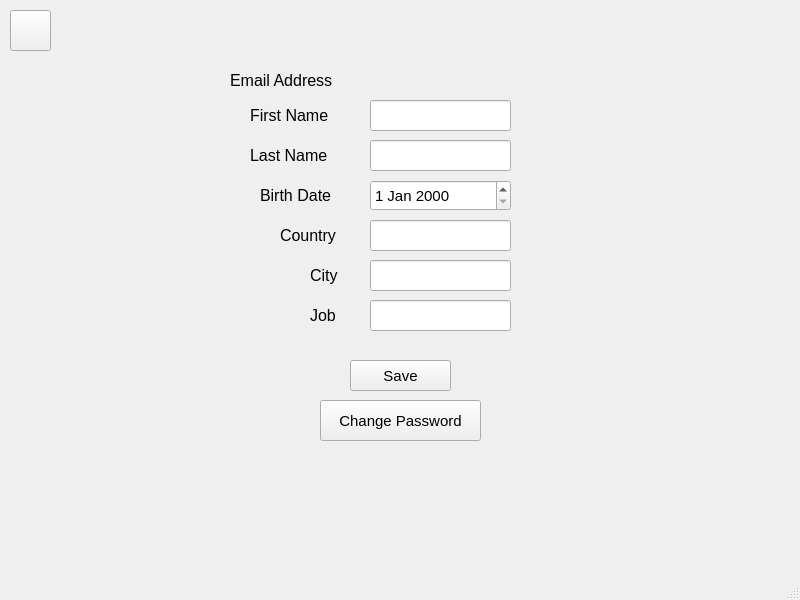
The window that front end/edit_acc.ui (Eugeo101/Commerce-Marketplace-system) describes before a commit, drawn with Qt 5.
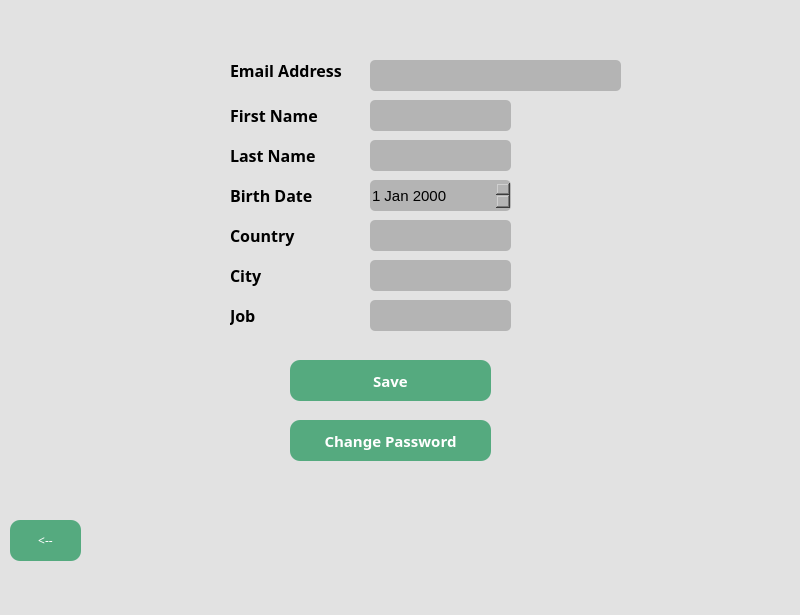
The same window after the commit.

What changed in the file:
```diff
--- a/front end/edit_acc.ui
+++ b/front end/edit_acc.ui
@@ -7,27 +7,41 @@
     <x>0</x>
     <y>0</y>
     <width>800</width>
-    <height>600</height>
+    <height>615</height>
    </rect>
   </property>
   <property name="windowTitle">
    <string>MainWindow</string>
   </property>
+  <property name="styleSheet">
+   <string notr="true">background-color: rgb(226, 226, 226);</string>
+  </property>
+  <property name="dockNestingEnabled">
+   <bool>false</bool>
+  </property>
   <widget class="QWidget" name="centralwidget">
    <widget class="QPushButton" name="savebutton">
     <property name="geometry">
      <rect>
-      <x>350</x>
+      <x>290</x>
       <y>360</y>
-      <width>101</width>
-      <height>31</height>
+      <width>201</width>
+      <height>41</height>
      </rect>
     </property>
     <property name="font">
      <font>
+      <family>Yu Gothic UI Semibold</family>
       <pointsize>11</pointsize>
+      <weight>75</weight>
+      <bold>true</bold>
      </font>
     </property>
+    <property name="styleSheet">
+     <string notr="true">border-radius: 10px;
+color: rgb(255, 255, 255);
+background-color: rgb(85, 170, 127);</string>
+    </property>
     <property name="text">
      <string>Save</string>
     </property>
@@ -35,7 +49,7 @@
    <widget class="QLabel" name="joblabel">
     <property name="geometry">
      <rect>
-      <x>310</x>
+      <x>230</x>
       <y>300</y>
       <width>41</width>
       <height>31</height>
@@ -43,7 +57,10 @@
     </property>
     <property name="font">
      <font>
+      <family>Yu Gothic UI Semibold</family>
       <pointsize>12</pointsize>
+      <weight>75</weight>
+      <bold>true</bold>
      </font>
     </property>
     <property name="text">
@@ -59,11 +76,18 @@
       <height>31</height>
      </rect>
     </property>
+    <property name="styleSheet">
+     <string notr="true">border-radius: 5px;
+background-color: rgb(180, 180, 180);</string>
+    </property>
+    <property name="clearButtonEnabled">
+     <bool>false</bool>
+    </property>
    </widget>
    <widget class="QLabel" name="lastnamelabel">
     <property name="geometry">
      <rect>
-      <x>250</x>
+      <x>230</x>
       <y>140</y>
       <width>111</width>
       <height>31</height>
@@ -71,7 +95,10 @@
     </property>
     <property name="font">
      <font>
+      <family>Yu Gothic UI Semibold</family>
       <pointsize>12</pointsize>
+      <weight>75</weight>
+      <bold>true</bold>
      </font>
     </property>
     <property name="text">
@@ -87,6 +114,13 @@
       <height>31</height>
      </rect>
     </property>
+    <property name="styleSheet">
+     <string notr="true">border-radius: 5px;
+background-color: rgb(180, 180, 180);</string>
+    </property>
+    <property name="clearButtonEnabled">
+     <bool>true</bool>
+    </property>
    </widget>
    <widget class="QLineEdit" name="cityin">
     <property name="geometry">
@@ -97,11 +131,18 @@
       <height>31</height>
      </rect>
     </property>
+    <property name="styleSheet">
+     <string notr="true">border-radius: 5px;
+background-color: rgb(180, 180, 180);</string>
+    </property>
+    <property name="clearButtonEnabled">
+     <bool>false</bool>
+    </property>
    </widget>
    <widget class="QLabel" name="bdatelabel">
     <property name="geometry">
      <rect>
-      <x>260</x>
+      <x>230</x>
       <y>180</y>
       <width>101</width>
       <height>31</height>
@@ -109,7 +150,10 @@
     </property>
     <property name="font">
      <font>
+      <family>Yu Gothic UI Semibold</family>
       <pointsize>12</pointsize>
+      <weight>75</weight>
+      <bold>true</bold>
      </font>
     </property>
     <property name="text">
@@ -122,7 +166,7 @@
    <widget class="QLabel" name="countrylabel">
     <property name="geometry">
      <rect>
-      <x>280</x>
+      <x>230</x>
       <y>220</y>
       <width>81</width>
       <height>31</height>
@@ -130,7 +174,10 @@
     </property>
     <property name="font">
      <font>
+      <family>Yu Gothic UI Semibold</family>
       <pointsize>12</pointsize>
+      <weight>75</weight>
+      <bold>true</bold>
      </font>
     </property>
     <property name="text">
@@ -146,11 +193,18 @@
       <height>31</height>
      </rect>
     </property>
+    <property name="styleSheet">
+     <string notr="true">border-radius: 5px;
+background-color: rgb(180, 180, 180);</string>
+    </property>
+    <property name="clearButtonEnabled">
+     <bool>true</bool>
+    </property>
    </widget>
    <widget class="QLabel" name="firstnamelabel">
     <property name="geometry">
      <rect>
-      <x>250</x>
+      <x>230</x>
       <y>100</y>
       <width>101</width>
       <height>31</height>
@@ -158,7 +212,10 @@
     </property>
     <property name="font">
      <font>
+      <family>Yu Gothic UI Semibold</family>
       <pointsize>12</pointsize>
+      <weight>75</weight>
+      <bold>true</bold>
      </font>
     </property>
     <property name="text">
@@ -172,14 +229,17 @@
     <property name="geometry">
      <rect>
       <x>230</x>
-      <y>70</y>
+      <y>60</y>
       <width>131</width>
       <height>21</height>
      </rect>
     </property>
     <property name="font">
      <font>
+      <family>Yu Gothic UI Semibold</family>
       <pointsize>12</pointsize>
+      <weight>75</weight>
+      <bold>true</bold>
      </font>
     </property>
     <property name="text">
@@ -198,11 +258,21 @@
       <height>31</height>
      </rect>
     </property>
+    <property name="styleSheet">
+     <string notr="true">border-radius: 5px;
+background-color: rgb(180, 180, 180);</string>
+    </property>
+    <property name="text">
+     <string/>
+    </property>
+    <property name="clearButtonEnabled">
+     <bool>true</bool>
+    </property>
    </widget>
    <widget class="QLabel" name="citylabel">
     <property name="geometry">
      <rect>
-      <x>310</x>
+      <x>230</x>
       <y>260</y>
       <width>41</width>
       <height>31</height>
@@ -210,7 +280,10 @@
     </property>
     <property name="font">
      <font>
+      <family>Yu Gothic UI Semibold</family>
       <pointsize>12</pointsize>
+      <weight>75</weight>
+      <bold>true</bold>
      </font>
     </property>
     <property name="text">
@@ -223,17 +296,25 @@
    <widget class="QPushButton" name="chpassbutton">
     <property name="geometry">
      <rect>
-      <x>320</x>
-      <y>400</y>
-      <width>161</width>
+      <x>290</x>
+      <y>420</y>
+      <width>201</width>
       <height>41</height>
      </rect>
     </property>
     <property name="font">
      <font>
+      <family>Yu Gothic UI Semibold</family>
       <pointsize>11</pointsize>
+      <weight>75</weight>
+      <bold>true</bold>
      </font>
     </property>
+    <property name="styleSheet">
+     <string notr="true">border-radius: 10px;
+color: rgb(255, 255, 255);
+background-color: rgb(85, 170, 127);</string>
+    </property>
     <property name="text">
      <string>Change Password</string>
     </property>
@@ -242,42 +323,70 @@
     <property name="geometry">
      <rect>
       <x>370</x>
-      <y>70</y>
-      <width>141</width>
-      <height>21</height>
+      <y>60</y>
+      <width>251</width>
+      <height>31</height>
      </rect>
     </property>
+    <property name="layoutDirection">
+     <enum>Qt::LeftToRight</enum>
+    </property>
+    <property name="styleSheet">
+     <string notr="true">border-radius: 5px;
+background-color: rgb(180, 180, 180);</string>
+    </property>
     <property name="text">
      <string/>
+    </property>
+    <property name="wordWrap">
+     <bool>true</bool>
+    </property>
+    <property name="indent">
+     <number>4</number>
+    </property>
+   </widget>
+   <widget class="QDateEdit" name="bdatein">
+    <property name="geometry">
+     <rect>
+      <x>370</x>
+      <y>180</y>
+      <width>141</width>
+      <height>31</height>
+     </rect>
+    </property>
+    <property name="font">
+     <font>
+      <family>Yu Gothic UI</family>
+      <pointsize>11</pointsize>
+     </font>
+    </property>
+    <property name="styleSheet">
+     <string notr="true">border-radius: 5px;
+background-color: rgb(180, 180, 180);</string>
     </property>
    </widget>
    <widget class="QPushButton" name="backbutton">
     <property name="geometry">
      <rect>
       <x>10</x>
-      <y>10</y>
-      <width>41</width>
+      <y>520</y>
+      <width>71</width>
       <height>41</height>
      </rect>
     </property>
-    <property name="text">
-     <string/>
-    </property>
-   </widget>
-   <widget class="QDateEdit" name="bdatein">
-    <property name="geometry">
-     <rect>
-      <x>370</x>
-      <y>180</y>
-      <width>141</width>
-      <height>31</height>
-     </rect>
-    </property>
     <property name="font">
      <font>
-      <pointsize>11</pointsize>
+      <family>Century Gothic</family>
      </font>
     </property>
+    <property name="styleSheet">
+     <string notr="true">border-radius: 10px;
+color: rgb(255, 255, 255);
+background-color: rgb(85, 170, 127);</string>
+    </property>
+    <property name="text">
+     <string>&lt;--</string>
+    </property>
    </widget>
   </widget>
   <widget class="QMenuBar" name="menubar">
```
